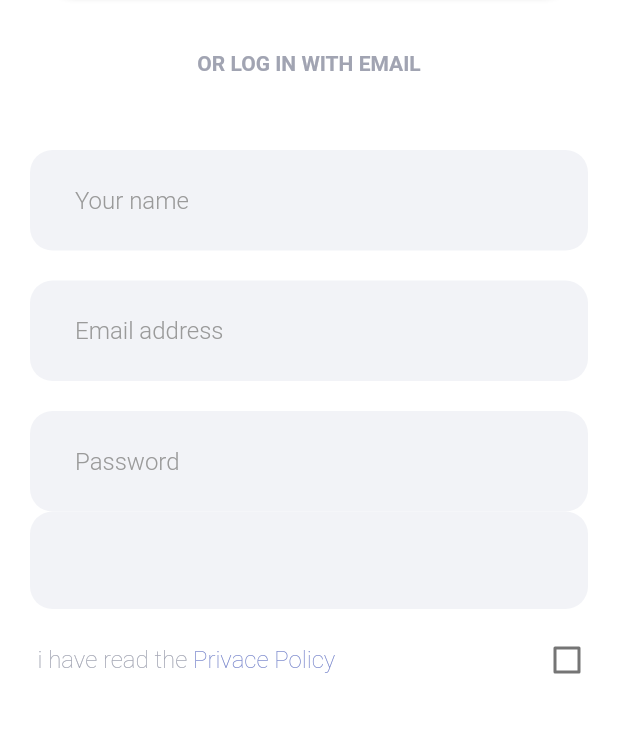
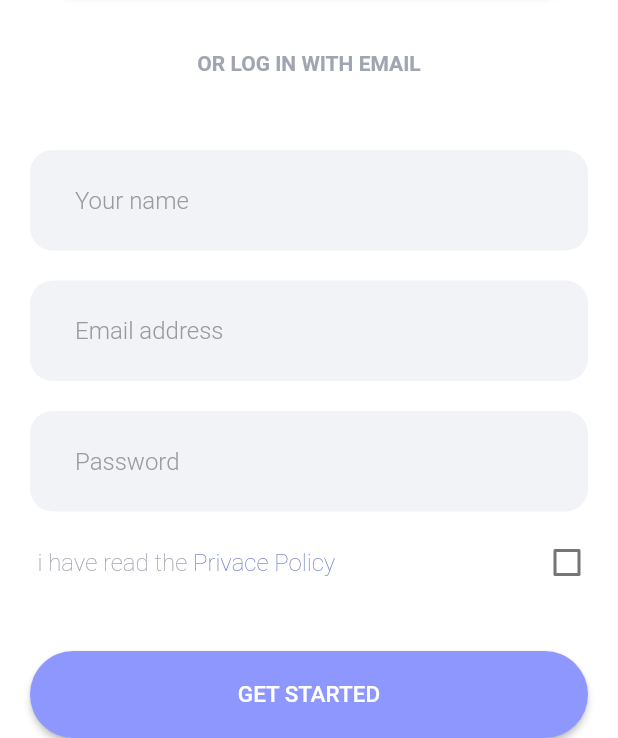
Before and after one commit to thanhnguyen1121/meditation_app, a Flutter app: the screen it shows after launch, scrolled down 39 dp, on a phone screen of 412 x 824 dp, the part 498-1236 px from its top. Run offline on Flutter 3.47's test engine with Material 2 defaults, Android fonts, the phone set to English and light mode, and no system bars; our stand-ins replace flutter_bloc, freezed_annotation; Roboto replaces fonts that are missing (SFProBold, SFUIDisplayBlack, SFUIDisplayBold).

Commit message:
add text field

```diff
--- a/lib/pages/signup_page.dart
+++ b/lib/pages/signup_page.dart
@@ -2,9 +2,8 @@ import 'dart:developer' as developer;
 import 'package:flutter/material.dart';
 import 'package:meditation_app/data/bloc/signup/signup_bloc.dart';
 import 'package:meditation_app/gen/assets.gen.dart';
-import 'package:meditation_app/widgets/textformfield/custom_your_name_field.dart';
-import 'package:meditation_app/widgets/textformfield/my_custom_string_form.dart';
-
+import 'package:meditation_app/widgets/textformfield/custom_your_email_field_widget.dart';
+import 'package:meditation_app/widgets/textformfield/custom_your_name_field_widget.dart';
 
 class SignupPage extends StatefulWidget {
   static const ROUTE_NAME = 'SignupPage';
@@ -119,40 +118,27 @@ class _SignupPageState extends State<SignupPage> {
                     child: Column(
                       children: <Widget>[
                         Container(
-                          margin: EdgeInsets.only(left: 20, right: 20, top: 50),
-                          child: TextFormField(
+                            margin:
+                                EdgeInsets.only(left: 20, right: 20, top: 50),
+                            child: CustomYourNameField(
                               validator: (value) {
-                              if (value!.isEmpty || value.length <= 6) {
-                                return "You must be input correct your name";
-                              } else {
-                                return null;
-                              }
+                                return value;
                               },
-                            cursorColor: Colors.black,
-                            keyboardType: TextInputType.visiblePassword,
-                            decoration: InputDecoration(
-                              hintText: "Your name",
-                            ),
-                          ),
-                        ),
+                              decoration:
+                                  InputDecoration(hintText: "Your name"),
+                            )),
                         Container(
-                          margin: EdgeInsets.only(left: 20, right: 20, top: 20),
-                          child: TextFormField(
+                            margin:
+                                EdgeInsets.only(left: 20, right: 20, top: 20),
+                            child: Container(
+                              child: CustomYourEmailField(
                                 validator: (value) {
-                              if (value!.isEmpty ||
-                                  value.length <= 6 ||
-                                  !value.contains("@") ||
-                                  !value.contains(".")) {
-                                return "Email not correct";
-                              } else {
-                                return null;
-                              }
+                                  return value;
                                 },
-                            cursorColor: Colors.black,
                                 decoration:
                                     InputDecoration(hintText: "Email address"),
                               ),
-                        ),
+                            )),
                         Container(
                           margin: EdgeInsets.only(left: 20, right: 20, top: 20),
                           child: TextFormField(
@@ -172,13 +158,6 @@ class _SignupPageState extends State<SignupPage> {
                             ),
                           ),
                         ),
-                        Container(
-                          child: CustomYourNameField(
-                            validator: (value){
-                              return value;
-                            },
-                          ),
-                        )
                       ],
                     ),
                   ),
--- /dev/null
+++ b/lib/widgets/textformfield/custom_your_email_field_widget.dart
@@ -0,0 +1,91 @@
+import 'dart:developer' as developer;
+import 'package:flutter/material.dart';
+import 'package:flutter/services.dart';
+
+class CustomYourNameField extends FormField<String> {
+  CustomYourNameField({
+    String? initValue,
+    InputDecoration? decoration,
+    ValueChanged<String>? onChanged,
+    GestureTapCallback? onTap,
+    VoidCallback? onEditingComplete,
+    ValueChanged<String>? onFieldSubmitted,
+    FormFieldSetter<String>? onSaved,
+    FormFieldValidator<String>? validator,
+    List<TextInputFormatter>? inputFormatters,
+  }) : super(
+            initialValue: "",
+            onSaved: onSaved,
+            validator: validator,
+            autovalidate: false,
+            enabled: true,
+            builder: (FormFieldState<String> field) {
+              final InputDecoration effectiveDecoration = (decoration ??
+                      const InputDecoration())
+                  .applyDefaults(Theme.of(field.context).inputDecorationTheme);
+
+              return MyEmailTextFieldWidget(onChanged, effectiveDecoration, field);
+            });
+}
+
+class MyEmailTextFieldWidget extends StatefulWidget {
+  final onChanged;
+  final effectiveDecoration;
+  final field;
+
+  MyEmailTextFieldWidget(this.onChanged, this.effectiveDecoration, this.field);
+
+  static const ROUTE_NAME = 'CustomYourNameField';
+
+  @override
+  _CustomYourEmailFieldState createState() => _CustomYourEmailFieldState();
+}
+
+class _CustomYourEmailFieldState extends State<MyEmailTextFieldWidget> {
+  static const TAG = 'CustomYourNameField';
+  bool isTick = false;
+
+  void onChangedHandler(String value) {
+    print("onchange");
+    if (widget.onChanged != null) {
+      widget.onChanged(value);
+    }
+    if (widget.field.hasError) {
+      widget.field.validate();
+    }
+
+    if (value.length == 0 || value.length <= 10) {
+      isTick = false;
+      widget.field.didChange("Email need more than 10 character");
+    } else if (!value.contains("@")) {
+      isTick = false;
+      widget.field.didChange("Email need contains @ symbol");
+    } else if(!value.contains(".")){
+      isTick = false;
+      widget.field.didChange("Email contains . symbol");
+    }else{
+      isTick = true;
+      print("isTick $isTick");
+      widget.field.didChange(null);
+    }
+    setState(() {});
+  }
+
+  @override
+  Widget build(BuildContext context) {
+    return Container(
+      child: TextField(
+        cursorColor: Colors.black,
+        onChanged: (value){
+          onChangedHandler(value);
+        },
+        decoration: widget.effectiveDecoration.copyWith(
+            suffixIcon: Icon(
+              Icons.done,
+              color: !isTick ? Colors.transparent : Colors.green,
+            ),
+            errorText: widget.field.errorText),
+      ),
+    );
+  }
+}
--- a/lib/widgets/textformfield/custom_your_name_field.dart
+++ /dev/null
@@ -1,68 +0,0 @@
-import 'dart:developer' as developer;
-import 'package:flutter/material.dart';
-import 'package:flutter/services.dart';
-
-class CustomYourNameField extends FormField<String> {
-  CustomYourNameField({
-    String? initValue,
-    InputDecoration? decoration,
-    ValueChanged<String>? onChanged,
-    GestureTapCallback? onTap,
-    VoidCallback? onEditingComplete,
-    ValueChanged<String>? onFieldSubmitted,
-    FormFieldSetter<String>? onSaved,
-    FormFieldValidator<String>? validator,
-    List<TextInputFormatter>? inputFormatters,
-  }) : super(
-            initialValue: "",
-            onSaved: onSaved,
-            validator: validator,
-            autovalidate: false,
-            enabled: true,
-            builder: (FormFieldState<String> field) {
-              bool isTick = false;
-              void onChangedHandler(String value) {
-                if (onChanged != null) {
-                  onChanged(value);
-                }
-                // if (field.hasError) {
-                  field.validate();
-                // }
-
-                if (value.length == 0 || value.length <= 10) {
-                  field.didChange("Email need more than 10 charater");
-                } else if (!value.contains("@")) {
-                  field.didChange("Email need @ sysbol");
-                } else {
-
-                  isTick = true;
-                  print("isTick $isTick");
-                  field.didChange(null);
-                }
-              }
-
-              final InputDecoration effectiveDecoration = (decoration ??
-                      const InputDecoration())
-                  .applyDefaults(Theme.of(field.context).inputDecorationTheme);
-              return Container(
-                width: double.infinity,
-                margin: EdgeInsets.only(left: 20, right: 20),
-                child: Row(
-                  children: [
-                    Expanded(
-                      child: TextField(
-                        onChanged: onChangedHandler,
-                        decoration: effectiveDecoration.copyWith(
-                            suffixIcon: Icon(
-                              Icons.done,
-                              color:
-                                  !isTick ? Colors.transparent : Colors.green,
-                            ),
-                            errorText: field.errorText),
-                      ),
-                    ),
-                  ],
-                ),
-              );
-            });
-}
--- /dev/null
+++ b/lib/widgets/textformfield/custom_your_name_field_widget.dart
@@ -0,0 +1,83 @@
+import 'dart:developer' as developer;
+import 'package:flutter/material.dart';
+import 'package:flutter/services.dart';
+
+class CustomYourEmailField extends FormField<String> {
+  CustomYourEmailField({
+    String? initValue,
+    InputDecoration? decoration,
+    ValueChanged<String>? onChanged,
+    GestureTapCallback? onTap,
+    VoidCallback? onEditingComplete,
+    ValueChanged<String>? onFieldSubmitted,
+    FormFieldSetter<String>? onSaved,
+    FormFieldValidator<String>? validator,
+    List<TextInputFormatter>? inputFormatters,
+  }) : super(
+      initialValue: "",
+      onSaved: onSaved,
+      validator: validator,
+      autovalidate: false,
+      enabled: true,
+      builder: (FormFieldState<String> field) {
+        final InputDecoration effectiveDecoration = (decoration ??
+            const InputDecoration())
+            .applyDefaults(Theme.of(field.context).inputDecorationTheme);
+
+        return MyNameTextFieldWidget(onChanged, effectiveDecoration, field);
+      });
+}
+
+class MyNameTextFieldWidget extends StatefulWidget {
+  final onChanged;
+  final effectiveDecoration;
+  final field;
+
+  MyNameTextFieldWidget(this.onChanged, this.effectiveDecoration, this.field);
+
+  static const ROUTE_NAME = 'CustomYourNameField';
+
+  @override
+  _CustomYourNameFieldState createState() => _CustomYourNameFieldState();
+}
+
+class _CustomYourNameFieldState extends State<MyNameTextFieldWidget> {
+  bool isTick = false;
+
+  void onChangedHandler(String value) {
+    print("oncahnge:");
+    if (widget.onChanged != null) {
+      widget.onChanged(value);
+    }
+    if (widget.field.hasError) {
+      widget.field.validate();
+    }
+
+    if (value.length == 0 || value.length <= 10) {
+      isTick = false;
+      print("tick: $isTick");
+      widget.field.didChange("Your name too short");
+    }else{
+      isTick = true;
+      print("isTick $isTick");
+      widget.field.didChange(null);
+    }
+    setState(() {});
+  }
+
+  @override
+  Widget build(BuildContext context) {
+    return Container(
+      child: TextField(
+        cursorColor: Colors.black,
+        onChanged: onChangedHandler,
+        decoration: widget.effectiveDecoration.copyWith(
+            suffixIcon: Icon(
+              Icons.done,
+              color: !isTick ? Colors.transparent : Colors.green,
+            ),
+            errorText: widget.field.errorText),
+      ),
+    );
+  }
+}
```
Lines whose indentation alone changed are shown as unchanged.
